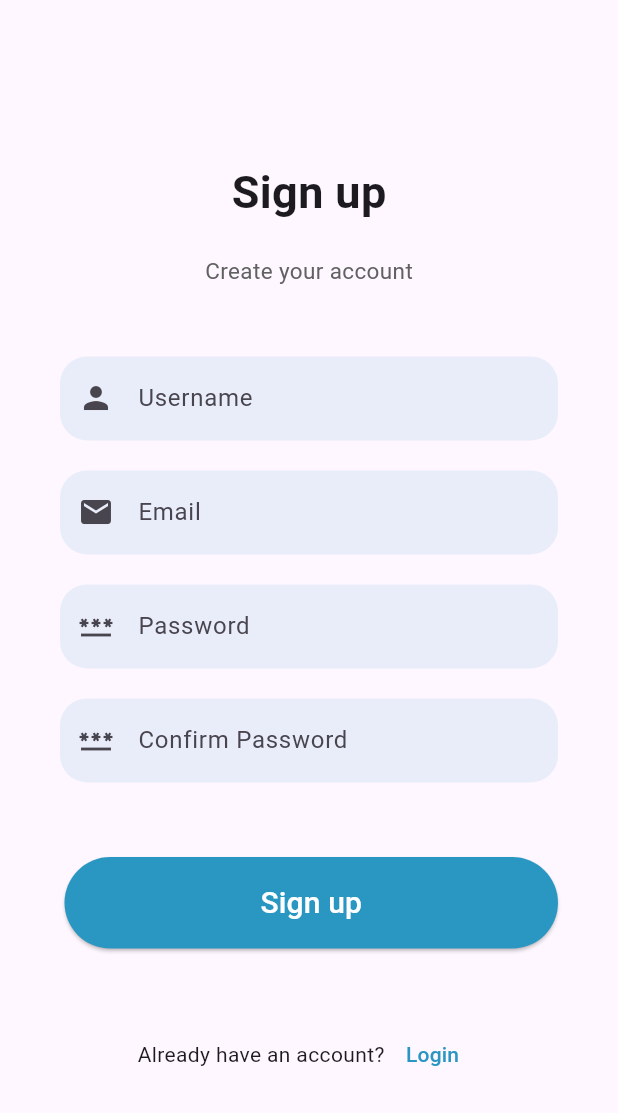
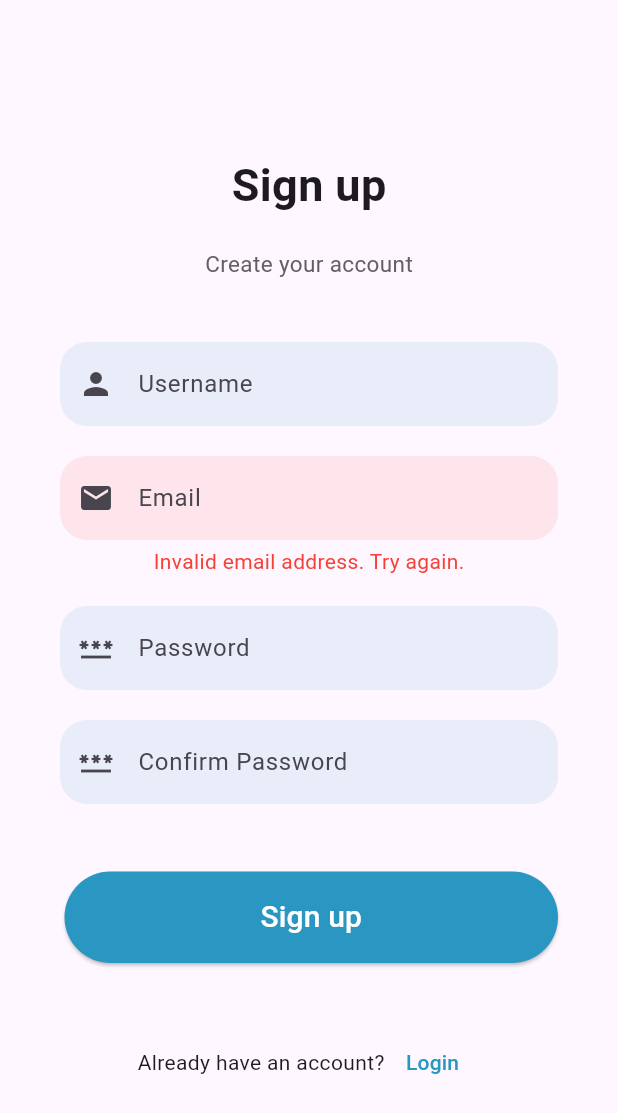
Before and after one commit to KaleabIsDoneWithJava/signup_form_flutter, a Flutter app: the screen it shows after launch, after a tap on "Sign up", on a phone screen of 412 x 824 dp. Shown: the top 1113 px of the screen. Run offline on Flutter 3.47's test engine with Material 3 defaults, Android fonts, the phone set to English and light mode, and no system bars.

Commit message:
Almost got it workin

```diff
--- a/lib/data/users.dart
+++ b/lib/data/users.dart
@@ -1,5 +1,5 @@
 import "package:signup_form_flutter/models/user_data.dart";
 
 List<UserData> users = [
-  const UserData("kaleab", "kaleab.teshome16@gmail.com", "passwordsaresimple")
+  UserData("kaleab", "kaleab.teshome16@gmail.com", "12345678")
 ];
--- a/lib/models/user_data.dart
+++ b/lib/models/user_data.dart
@@ -1,7 +1,23 @@
 class UserData {
-  const UserData(this.username, this.email, this.password);
-
   final String username;
   final String email;
   final String password;
+
+  UserData(this.username, this.email, this.password);
+
+  factory UserData.fromJson(Map<String, dynamic> json) {
+    return UserData(
+      json['username'] as String,
+      json['email'] as String,
+      json['password'] as String,
+    );
+  }
+
+  Map<String, dynamic> toJson() {
+    return {
+      'username': username,
+      'email': email,
+      'password': password,
+    };
+  }
 }
--- a/lib/signup.dart
+++ b/lib/signup.dart
@@ -1,6 +1,8 @@
+import 'dart:convert';
+import 'dart:io';
 import 'package:flutter/material.dart';
+import 'package:signup_form_flutter/models/user_data.dart';
 import 'package:signup_form_flutter/data/users.dart';
-import 'package:signup_form_flutter/models/user_data.dart';
 
 class Signup extends StatefulWidget {
   const Signup({Key? key}) : super(key: key);
@@ -18,9 +20,12 @@ class _SignupState extends State<Signup> {
   final TextEditingController _confirmPasswordController =
       TextEditingController();
 
-  String errorText = ""; // Variable to store error messages
+  String usernameErrorText = "";
+  String emailErrorText = "";
+  String passwordErrorText = "";
 
-  String registerUser() {
+  // Function to write user data to 'users.dart'
+  void registerUser() {
     String username = _usernameController.text.trim();
     String email = _emailController.text.trim();
     String password = _passwordController.text;
@@ -28,43 +33,76 @@ class _SignupState extends State<Signup> {
 
     RegExp emailRegex = RegExp(r'^[\w-]+(\.[\w-]+)*@([\w-]+\.)+[a-zA-Z]{2,7}$');
     if (!emailRegex.hasMatch(email)) {
-      return "Invalid email address. Try again.";
+      setState(() {
+        emailErrorText = "Invalid email address. Try again.";
+      });
+      return;
     }
 
     if (password != confirmPassword) {
-      return "Passwords do not match.";
+      setState(() {
+        passwordErrorText = "Passwords do not match.";
+      });
+      return;
     }
 
     // Iterating through the saved list of users
     for (UserData user in users) {
       if (user.username == username) {
-        return "Username already taken.";
+        setState(() {
+          usernameErrorText = "Username already taken.";
+        });
+        return;
       }
       if (user.email == email) {
-        return "User already registered. Login instead.";
+        setState(() {
+          emailErrorText = "User already registered. Login instead.";
+        });
+        return;
       }
     }
-    return "";
+
+    // Adding the newly registered user
+    users.add(UserData(username, email, password));
+
+    // Generate Dart code to initialize the 'users' list
+    var dartCode = 'List<UserData> users = [\n';
+    for (var user in users) {
+      dartCode +=
+          '  UserData("${user.username}", "${user.email}", "${user.password}"),\n';
+    }
+    dartCode += '];';
+
+    // Write the Dart code to the 'users.dart' file
+    File('data/users.dart').writeAsStringSync(dartCode);
+    print("User registered to file...");
+
+    // Clear error messages
+    setState(() {
+      usernameErrorText = "";
+      emailErrorText = "";
+      passwordErrorText = "";
+    });
   }
 
-  void showErrorMessageDialog(String message) {
-    showDialog(
-      context: context,
-      builder: (BuildContext context) {
-        return AlertDialog(
-          title: const Text('Error'),
-          content: Text(message),
-          actions: <Widget>[
-            TextButton(
-              onPressed: () {
-                Navigator.of(context).pop();
-              },
-              child: const Text('Close'),
-            ),
-          ],
-        );
-      },
-    );
+  // Function to read user data from 'users.dart'
+  List<UserData> readFile() {
+    try {
+      var jsonString = File('data/users.dart').readAsStringSync();
+
+      // Extract the list of UserData from the Dart code
+      var codeStartIndex = jsonString.indexOf('[');
+      var codeEndIndex = jsonString.lastIndexOf(']');
+      var jsonData = jsonString.substring(codeStartIndex, codeEndIndex + 1);
+
+      // Parse the JSON data into a list of UserData objects
+      return List<UserData>.from(
+        jsonDecode(jsonData).map((userData) => UserData.fromJson(userData)),
+      );
+    } catch (e) {
+      print('Error reading from file: $e');
+      return [];
+    }
   }
 
   @override
@@ -110,12 +148,23 @@ class _SignupState extends State<Signup> {
                           borderRadius: BorderRadius.circular(18),
                           borderSide: BorderSide.none,
                         ),
-                        fillColor: const Color.fromARGB(255, 42, 151, 194)
-                            .withOpacity(0.1),
+                        fillColor: usernameErrorText.isNotEmpty
+                            ? Colors.red.withOpacity(0.1)
+                            : const Color.fromARGB(255, 42, 151, 194)
+                                .withOpacity(0.1),
                         filled: true,
                         prefixIcon: const Icon(Icons.person),
                       ),
                     ),
+                    //Conditoinally rendering error message
+                    if (usernameErrorText.isNotEmpty)
+                      Padding(
+                        padding: const EdgeInsets.only(top: 4),
+                        child: Text(
+                          usernameErrorText,
+                          style: const TextStyle(color: Colors.red),
+                        ),
+                      ),
                     const SizedBox(height: 20),
                     TextField(
                       controller: _emailController,
@@ -125,12 +174,23 @@ class _SignupState extends State<Signup> {
                           borderRadius: BorderRadius.circular(18),
                           borderSide: BorderSide.none,
                         ),
-                        fillColor: const Color.fromARGB(255, 42, 151, 194)
-                            .withOpacity(0.1),
+                        fillColor: emailErrorText.isNotEmpty
+                            ? Colors.red.withOpacity(0.1)
+                            : const Color.fromARGB(255, 42, 151, 194)
+                                .withOpacity(0.1),
                         filled: true,
                         prefixIcon: const Icon(Icons.email),
                       ),
                     ),
+                    //Conditoinally rendering error message
+                    if (emailErrorText.isNotEmpty)
+                      Padding(
+                        padding: const EdgeInsets.only(top: 4),
+                        child: Text(
+                          emailErrorText,
+                          style: const TextStyle(color: Colors.red),
+                        ),
+                      ),
                     const SizedBox(height: 20),
                     TextField(
                       controller: _passwordController,
@@ -140,8 +200,10 @@ class _SignupState extends State<Signup> {
                           borderRadius: BorderRadius.circular(18),
                           borderSide: BorderSide.none,
                         ),
-                        fillColor: const Color.fromARGB(255, 42, 151, 194)
-                            .withOpacity(0.1),
+                        fillColor: passwordErrorText.isNotEmpty
+                            ? Colors.red.withOpacity(0.1)
+                            : const Color.fromARGB(255, 42, 151, 194)
+                                .withOpacity(0.1),
                         filled: true,
                         prefixIcon: const Icon(Icons.password),
                       ),
@@ -156,29 +218,41 @@ class _SignupState extends State<Signup> {
                           borderRadius: BorderRadius.circular(18),
                           borderSide: BorderSide.none,
                         ),
-                        fillColor: const Color.fromARGB(255, 42, 151, 194)
-                            .withOpacity(0.1),
+                        fillColor: passwordErrorText.isNotEmpty
+                            ? Colors.red.withOpacity(0.1)
+                            : const Color.fromARGB(255, 42, 151, 194)
+                                .withOpacity(0.1),
                         filled: true,
                         prefixIcon: const Icon(Icons.password),
                       ),
                       obscureText: true,
                     ),
+                    //Conditoinally rendering error message
+                    if (passwordErrorText.isNotEmpty)
+                      Padding(
+                        padding: const EdgeInsets.only(top: 4),
+                        child: Text(
+                          passwordErrorText,
+                          style: const TextStyle(color: Colors.red),
+                        ),
+                      ),
                   ],
                 ),
                 Container(
                   padding: const EdgeInsets.only(top: 3, left: 3),
                   child: ElevatedButton(
                     onPressed: () {
-                      String errorMessage = registerUser();
-                      if (errorMessage.isNotEmpty) {
-                        // If there's an error, show the error message in a dialog
-                        //showErrorMessageDialog(errorMessage);
-                        print(errorMessage);
-                      } else {
-                        // Continue with the signup process
-                        // ...
-                        print("Signing up...");
-                      }
+                      registerUser();
+                      // String errorMessage = registerUser();
+                      // if (errorMessage.isNotEmpty) {
+                      //   // If there's an error, show the error message in a dialog
+                      //   //showErrorMessageDialog(errorMessage);
+                      //   print(errorMessage);
+                      // } else {
+                      //   // Continue with the signup process
+                      //   // ...
+                      //   print("Signing up...");
+                      // }
                     },
                     style: ElevatedButton.styleFrom(
                       shape: const StadiumBorder(),
```
